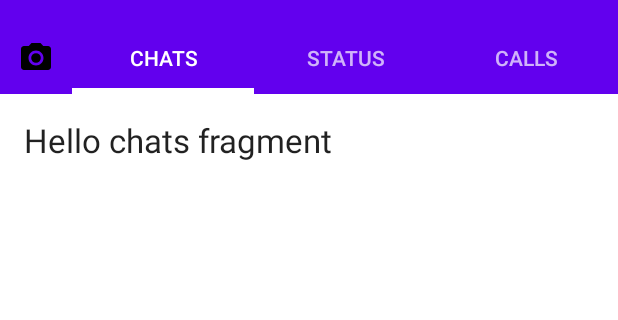
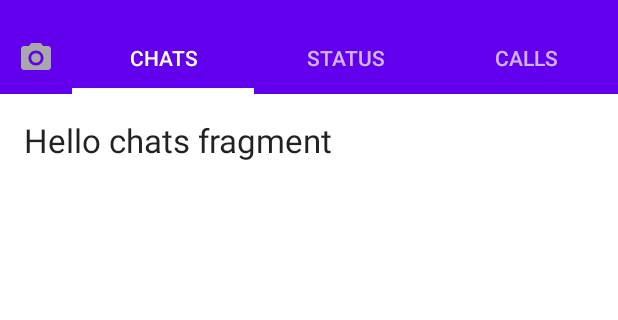
Before and after one commit to elijahmurimi40/Tab-Experiment, an Android app: the screen it shows after launch (MainActivity), on a phone screen of 412 x 824 dp, the part 62-382 px from its top. Run offline under Robolectric (Android 15) with nearby library versions, the phone set to English and light mode, and no system bars.

Commit message:
Add color to camera icon

```diff
--- a/app/src/main/java/com/fortie40/tabexperiment/MainActivity.kt
+++ b/app/src/main/java/com/fortie40/tabexperiment/MainActivity.kt
@@ -1,8 +1,11 @@
 package com.fortie40.tabexperiment
 
+import android.graphics.Color
+import android.graphics.PorterDuff
 import androidx.appcompat.app.AppCompatActivity
 import android.os.Bundle
 import android.widget.LinearLayout
+import androidx.core.content.ContextCompat
 import com.fortie40.tabexperiment.pageradapters.PagerAdapter
 import com.google.android.material.tabs.TabLayout
 import kotlinx.android.synthetic.main.activity_main.*
@@ -28,6 +31,10 @@ class MainActivity : AppCompatActivity() {
         tab_layout.tabGravity = TabLayout.GRAVITY_FILL
         setTabWidthAsWrapContent()
 
+        // set Icon color
+        tab_layout.getTabAt(0)!!.icon?.setColorFilter(
+            ContextCompat.getColor(this, R.color.colorIcon), PorterDuff.Mode.SRC_IN)
+
         // PagerAdapter to manage page views in fragments
         val pagerAdapter = PagerAdapter(supportFragmentManager, tab_layout.tabCount)
         pager.adapter = pagerAdapter
@@ -37,10 +44,14 @@ class MainActivity : AppCompatActivity() {
         tab_layout.addOnTabSelectedListener(object : TabLayout.OnTabSelectedListener {
             override fun onTabReselected(tab: TabLayout.Tab?) {}
 
-            override fun onTabUnselected(tab: TabLayout.Tab?) {}
+            override fun onTabUnselected(tab: TabLayout.Tab?) {
+                tab!!.icon?.setColorFilter(ContextCompat.getColor(
+                    this@MainActivity, R.color.colorIcon), PorterDuff.Mode.SRC_IN)
+            }
 
             override fun onTabSelected(tab: TabLayout.Tab?) {
                 pager.currentItem = tab!!.position
+                tab.icon?.setColorFilter(Color.WHITE, PorterDuff.Mode.SRC_IN)
             }
         })
 
--- a/app/src/main/res/values/colors.xml
+++ b/app/src/main/res/values/colors.xml
@@ -3,4 +3,7 @@
     <color name="colorPrimary">#6200EE</color>
     <color name="colorPrimaryDark">#3700B3</color>
     <color name="colorAccent">#03DAC5</color>
+
+    // color for icon not selected
+    <color name="colorIcon">#a8a8a8</color>
 </resources>
```
